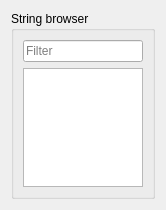
Before: the Qt Designer form src/widgets/qtdesigner/QStrBrowser.ui in aparaatti/definator, drawn with Qt 5.
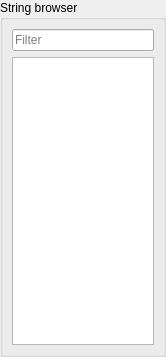
After: the same form once the commit is applied.

```diff
--- a/src/widgets/qtdesigner/QStrBrowser.ui
+++ b/src/widgets/qtdesigner/QStrBrowser.ui
@@ -7,7 +7,7 @@
     <x>0</x>
     <y>0</y>
     <width>166</width>
-    <height>210</height>
+    <height>357</height>
    </rect>
   </property>
   <property name="sizePolicy">
@@ -32,6 +32,21 @@
    <string>Term list</string>
   </property>
   <layout class="QVBoxLayout" name="verticalLayout">
+   <property name="spacing">
+    <number>0</number>
+   </property>
+   <property name="leftMargin">
+    <number>0</number>
+   </property>
+   <property name="topMargin">
+    <number>0</number>
+   </property>
+   <property name="rightMargin">
+    <number>0</number>
+   </property>
+   <property name="bottomMargin">
+    <number>0</number>
+   </property>
    <item>
     <widget class="QGroupBox" name="str_box">
      <property name="title">
```
